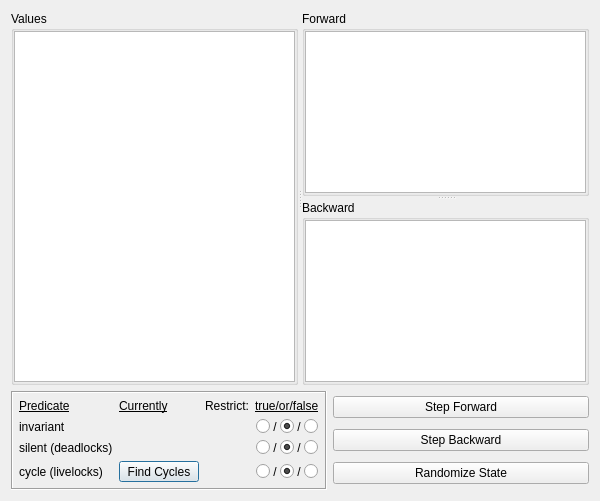
Before: the Qt Designer form gui/explorew.ui in ProtocolConvergence/protocon, drawn with Qt 5.
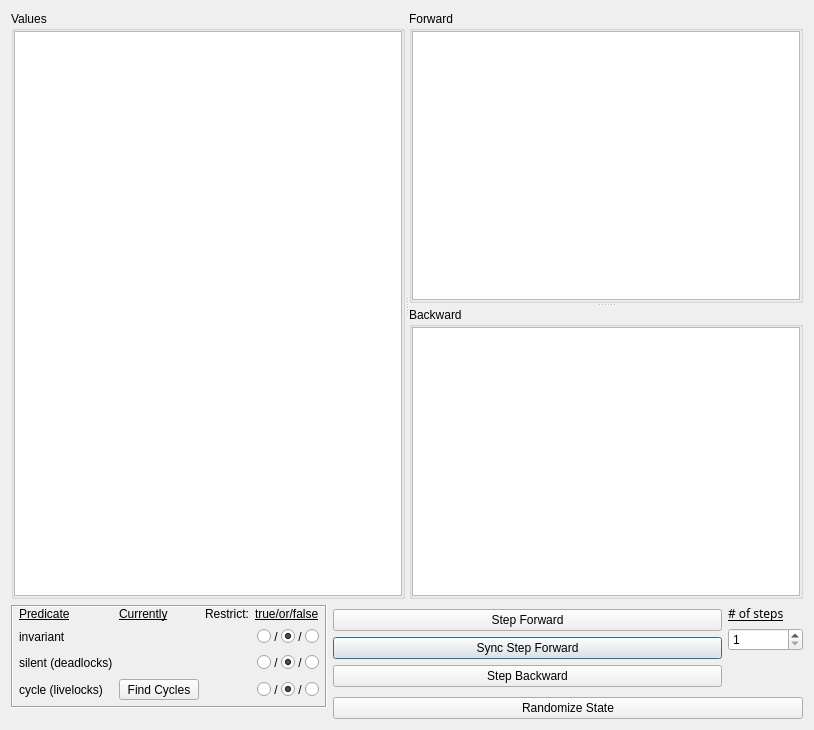
After: the same form once the commit is applied.

Patch:
```diff
--- a/gui/explorew.ui
+++ b/gui/explorew.ui
@@ -9,8 +9,8 @@
    <rect>
     <x>0</x>
     <y>0</y>
-    <width>600</width>
-    <height>501</height>
+    <width>814</width>
+    <height>730</height>
    </rect>
   </property>
   <property name="windowTitle">
@@ -140,14 +140,35 @@
    </item>
    <item>
     <widget class="QWidget" name="horizontalWidget" native="true">
+     <property name="sizePolicy">
+      <sizepolicy hsizetype="Preferred" vsizetype="Maximum">
+       <horstretch>0</horstretch>
+       <verstretch>0</verstretch>
+      </sizepolicy>
+     </property>
      <layout class="QHBoxLayout" name="horizontalLayout_3">
       <property name="margin">
        <number>0</number>
       </property>
       <item>
+       <widget class="QWidget" name="verticalWidget" native="true">
+        <property name="sizePolicy">
+         <sizepolicy hsizetype="Preferred" vsizetype="Minimum">
+          <horstretch>0</horstretch>
+          <verstretch>0</verstretch>
+         </sizepolicy>
+        </property>
+        <layout class="QVBoxLayout" name="verticalLayout_16">
+         <property name="spacing">
+          <number>0</number>
+         </property>
+         <property name="margin">
+          <number>0</number>
+         </property>
+         <item>
        <widget class="QFrame" name="frame">
         <property name="sizePolicy">
-         <sizepolicy hsizetype="Maximum" vsizetype="Preferred">
+            <sizepolicy hsizetype="Maximum" vsizetype="Fixed">
           <horstretch>0</horstretch>
           <verstretch>0</verstretch>
          </sizepolicy>
@@ -159,7 +180,16 @@
          <enum>QFrame::Sunken</enum>
         </property>
         <layout class="QGridLayout" name="gridLayout">
-         <property name="margin">
+            <property name="leftMargin">
+             <number>6</number>
+            </property>
+            <property name="topMargin">
+             <number>0</number>
+            </property>
+            <property name="rightMargin">
+             <number>6</number>
+            </property>
+            <property name="bottomMargin">
           <number>6</number>
          </property>
          <item row="2" column="0">
@@ -590,13 +620,16 @@
                <property name="text">
                 <string>Find Cycles</string>
                </property>
+                  <property name="autoDefault">
+                   <bool>false</bool>
+                  </property>
               </widget>
              </item>
             </layout>
            </widget>
           </widget>
          </item>
-         <item row="4" column="3" alignment="Qt::AlignHCenter">
+            <item row="4" column="3">
           <widget class="QWidget" name="cycleInfluenceLayout" native="true">
            <layout class="QHBoxLayout" name="horizontalLayout_5">
             <property name="spacing">
@@ -605,13 +638,32 @@
             <property name="margin">
              <number>0</number>
             </property>
+               <item>
+                <spacer name="horizontalSpacer_3">
+                 <property name="orientation">
+                  <enum>Qt::Horizontal</enum>
+                 </property>
+                 <property name="sizeHint" stdset="0">
+                  <size>
+                   <width>0</width>
+                   <height>20</height>
+                  </size>
+                 </property>
+                </spacer>
+               </item>
             <item>
              <widget class="QRadioButton" name="cycleTrueBtn">
+                 <property name="maximumSize">
+                  <size>
+                   <width>18</width>
+                   <height>16777215</height>
+                  </size>
+                 </property>
               <property name="text">
                <string/>
               </property>
               <attribute name="buttonGroup">
-               <string notr="true">cycleInfluenceGroup</string>
+                  <string>cycleInfluenceGroup</string>
               </attribute>
              </widget>
             </item>
@@ -624,6 +676,12 @@
             </item>
             <item>
              <widget class="QRadioButton" name="cycleDisplayBtn">
+                 <property name="maximumSize">
+                  <size>
+                   <width>18</width>
+                   <height>16777215</height>
+                  </size>
+                 </property>
               <property name="text">
                <string/>
               </property>
@@ -631,7 +689,7 @@
                <bool>true</bool>
               </property>
               <attribute name="buttonGroup">
-               <string notr="true">cycleInfluenceGroup</string>
+                  <string>cycleInfluenceGroup</string>
               </attribute>
              </widget>
             </item>
@@ -644,18 +702,24 @@
             </item>
             <item>
              <widget class="QRadioButton" name="cycleFalseBtn">
+                 <property name="maximumSize">
+                  <size>
+                   <width>18</width>
+                   <height>16777215</height>
+                  </size>
+                 </property>
               <property name="text">
                <string/>
               </property>
               <attribute name="buttonGroup">
-               <string notr="true">cycleInfluenceGroup</string>
+                  <string>cycleInfluenceGroup</string>
               </attribute>
              </widget>
             </item>
            </layout>
           </widget>
          </item>
-         <item row="3" column="3" alignment="Qt::AlignHCenter">
+            <item row="3" column="3">
           <widget class="QWidget" name="silentInfluenceLayout" native="true">
            <layout class="QHBoxLayout" name="horizontalLayout_6">
             <property name="spacing">
@@ -664,13 +728,32 @@
             <property name="margin">
              <number>0</number>
             </property>
+               <item>
+                <spacer name="horizontalSpacer_2">
+                 <property name="orientation">
+                  <enum>Qt::Horizontal</enum>
+                 </property>
+                 <property name="sizeHint" stdset="0">
+                  <size>
+                   <width>0</width>
+                   <height>20</height>
+                  </size>
+                 </property>
+                </spacer>
+               </item>
             <item>
              <widget class="QRadioButton" name="silentTrueBtn">
+                 <property name="maximumSize">
+                  <size>
+                   <width>18</width>
+                   <height>16777215</height>
+                  </size>
+                 </property>
               <property name="text">
                <string/>
               </property>
               <attribute name="buttonGroup">
-               <string notr="true">silentInfluenceGroup</string>
+                  <string>silentInfluenceGroup</string>
               </attribute>
              </widget>
             </item>
@@ -683,6 +766,12 @@
             </item>
             <item>
              <widget class="QRadioButton" name="silentDisplayBtn">
+                 <property name="maximumSize">
+                  <size>
+                   <width>18</width>
+                   <height>16777215</height>
+                  </size>
+                 </property>
               <property name="text">
                <string/>
               </property>
@@ -690,7 +779,7 @@
                <bool>true</bool>
               </property>
               <attribute name="buttonGroup">
-               <string notr="true">silentInfluenceGroup</string>
+                  <string>silentInfluenceGroup</string>
               </attribute>
              </widget>
             </item>
@@ -703,11 +792,17 @@
             </item>
             <item>
              <widget class="QRadioButton" name="silentFalseBtn">
+                 <property name="maximumSize">
+                  <size>
+                   <width>18</width>
+                   <height>16777215</height>
+                  </size>
+                 </property>
               <property name="text">
                <string/>
               </property>
               <attribute name="buttonGroup">
-               <string notr="true">silentInfluenceGroup</string>
+                  <string>silentInfluenceGroup</string>
               </attribute>
              </widget>
             </item>
@@ -721,7 +816,7 @@
            </property>
           </widget>
          </item>
-         <item row="2" column="3" alignment="Qt::AlignHCenter">
+            <item row="2" column="3">
           <widget class="QWidget" name="invariantInfluenceLayout" native="true">
            <layout class="QHBoxLayout" name="horizontalLayout_4">
             <property name="spacing">
@@ -730,13 +825,32 @@
             <property name="margin">
              <number>0</number>
             </property>
+               <item>
+                <spacer name="horizontalSpacer">
+                 <property name="orientation">
+                  <enum>Qt::Horizontal</enum>
+                 </property>
+                 <property name="sizeHint" stdset="0">
+                  <size>
+                   <width>0</width>
+                   <height>20</height>
+                  </size>
+                 </property>
+                </spacer>
+               </item>
             <item>
              <widget class="QRadioButton" name="invariantTrueBtn">
+                 <property name="maximumSize">
+                  <size>
+                   <width>18</width>
+                   <height>16777215</height>
+                  </size>
+                 </property>
               <property name="text">
                <string/>
               </property>
               <attribute name="buttonGroup">
-               <string notr="true">invariantInfluenceGroup</string>
+                  <string>invariantInfluenceGroup</string>
               </attribute>
              </widget>
             </item>
@@ -749,6 +863,12 @@
             </item>
             <item>
              <widget class="QRadioButton" name="invariantDisplayBtn">
+                 <property name="maximumSize">
+                  <size>
+                   <width>18</width>
+                   <height>16777215</height>
+                  </size>
+                 </property>
               <property name="text">
                <string/>
               </property>
@@ -756,7 +876,7 @@
                <bool>true</bool>
               </property>
               <attribute name="buttonGroup">
-               <string notr="true">invariantInfluenceGroup</string>
+                  <string>invariantInfluenceGroup</string>
               </attribute>
              </widget>
             </item>
@@ -769,11 +889,17 @@
             </item>
             <item>
              <widget class="QRadioButton" name="invariantFalseBtn">
+                 <property name="maximumSize">
+                  <size>
+                   <width>18</width>
+                   <height>16777215</height>
+                  </size>
+                 </property>
               <property name="text">
                <string/>
               </property>
               <attribute name="buttonGroup">
-               <string notr="true">invariantInfluenceGroup</string>
+                  <string>invariantInfluenceGroup</string>
               </attribute>
              </widget>
             </item>
@@ -784,12 +910,61 @@
        </widget>
       </item>
       <item>
+          <spacer name="verticalSpacer_2">
+           <property name="orientation">
+            <enum>Qt::Vertical</enum>
+           </property>
+           <property name="sizeType">
+            <enum>QSizePolicy::Expanding</enum>
+           </property>
+           <property name="sizeHint" stdset="0">
+            <size>
+             <width>20</width>
+             <height>0</height>
+            </size>
+           </property>
+          </spacer>
+         </item>
+        </layout>
+       </widget>
+      </item>
+      <item>
        <widget class="QWidget" name="verticalWidget" native="true">
+        <property name="sizePolicy">
+         <sizepolicy hsizetype="Preferred" vsizetype="Maximum">
+          <horstretch>0</horstretch>
+          <verstretch>0</verstretch>
+         </sizepolicy>
+        </property>
         <layout class="QVBoxLayout" name="verticalLayout_13">
          <property name="margin">
           <number>0</number>
          </property>
          <item>
+          <widget class="QWidget" name="horizontalWidget" native="true">
+           <property name="sizePolicy">
+            <sizepolicy hsizetype="MinimumExpanding" vsizetype="Maximum">
+             <horstretch>0</horstretch>
+             <verstretch>0</verstretch>
+            </sizepolicy>
+           </property>
+           <layout class="QHBoxLayout" name="horizontalLayout">
+            <property name="margin">
+             <number>0</number>
+            </property>
+            <item>
+             <widget class="QWidget" name="verticalWidget" native="true">
+              <property name="sizePolicy">
+               <sizepolicy hsizetype="MinimumExpanding" vsizetype="Maximum">
+                <horstretch>0</horstretch>
+                <verstretch>0</verstretch>
+               </sizepolicy>
+              </property>
+              <layout class="QVBoxLayout" name="verticalLayout_14">
+               <property name="margin">
+                <number>0</number>
+               </property>
+               <item>
           <widget class="QPushButton" name="stepImgButton">
            <property name="sizePolicy">
             <sizepolicy hsizetype="Minimum" vsizetype="Fixed">
@@ -805,6 +980,13 @@
            </property>
           </widget>
          </item>
+               <item>
+                <widget class="QPushButton" name="syncStepImgButton">
+                 <property name="text">
+                  <string>Sync Step Forward</string>
+                 </property>
+                </widget>
+               </item>
          <item>
           <widget class="QPushButton" name="stepPreButton">
            <property name="text">
@@ -812,6 +994,69 @@
            </property>
           </widget>
          </item>
+              </layout>
+             </widget>
+            </item>
+            <item>
+             <widget class="QWidget" name="verticalWidget" native="true">
+              <property name="sizePolicy">
+               <sizepolicy hsizetype="Maximum" vsizetype="Maximum">
+                <horstretch>0</horstretch>
+                <verstretch>0</verstretch>
+               </sizepolicy>
+              </property>
+              <layout class="QVBoxLayout" name="verticalLayout_15">
+               <property name="margin">
+                <number>0</number>
+               </property>
+               <item>
+                <widget class="QLabel" name="label_11">
+                 <property name="font">
+                  <font>
+                   <family>Abyssinica SIL</family>
+                   <underline>true</underline>
+                  </font>
+                 </property>
+                 <property name="text">
+                  <string># of steps</string>
+                 </property>
+                </widget>
+               </item>
+               <item>
+                <widget class="QSpinBox" name="nstepsSpinBox">
+                 <property name="minimumSize">
+                  <size>
+                   <width>75</width>
+                   <height>0</height>
+                  </size>
+                 </property>
+                 <property name="minimum">
+                  <number>1</number>
+                 </property>
+                 <property name="maximum">
+                  <number>10000</number>
+                 </property>
+                </widget>
+               </item>
+               <item>
+                <spacer name="verticalSpacer">
+                 <property name="orientation">
+                  <enum>Qt::Vertical</enum>
+                 </property>
+                 <property name="sizeHint" stdset="0">
+                  <size>
+                   <width>20</width>
+                   <height>40</height>
+                  </size>
+                 </property>
+                </spacer>
+               </item>
+              </layout>
+             </widget>
+            </item>
+           </layout>
+          </widget>
+         </item>
          <item>
           <widget class="QPushButton" name="randomizeButton">
            <property name="text">
```
Left out of the diff: 20 changed lines with no effect on the pictures. Lines whose indentation alone changed are shown as unchanged.
